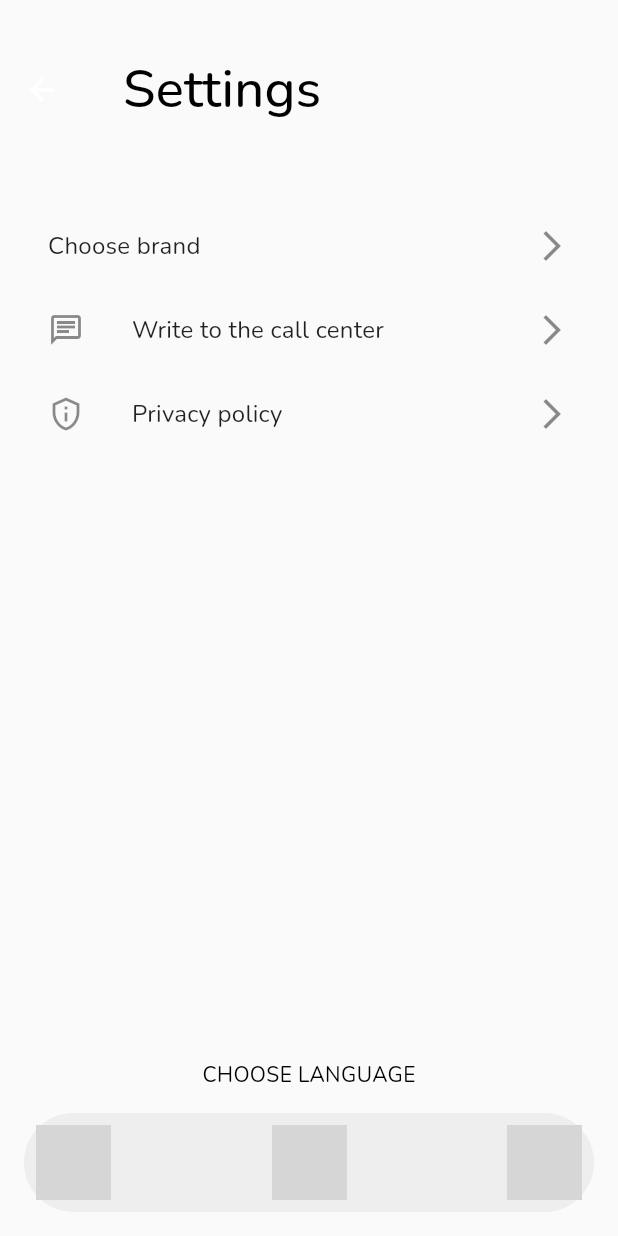
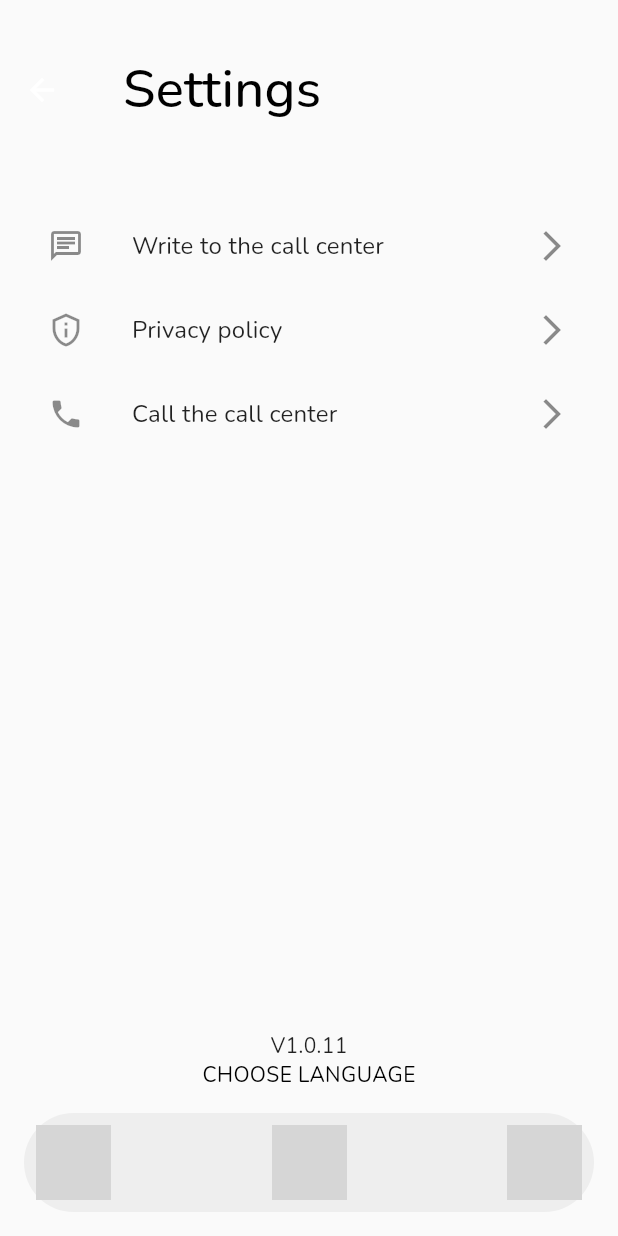
Before and after one commit to ShahzodSalimsakov/newtook, a Flutter app: the SettingsPage screen opened directly, on a phone screen of 412 x 824 dp. Run offline on Flutter 3.47's test engine with Material 2 defaults, Android fonts, the phone set to English and light mode, and no system bars; our stand-ins replace auto_route, auto_size_text, awesome_notifications, bloc, cached_network_image, chat_bubbles and 35 more; missing offline and left inert: animated_snack_bar, awesome_notifications_fcm, chat_package, currency_formatter, dart:ffi, flutter_awesome_buttons and 11 more; accounts and stored records are empty; generated files the repository leaves out were written again; network calls fail; grey boxes are pictures that could not be loaded.

Commit message:
app version text

```diff
--- a/lib/l10n/app_en.arb
+++ b/lib/l10n/app_en.arb
@@ -80,5 +80,6 @@
     "locationDialogText": "To track your physical activity as part of your orders, the Arryt app collects location data even when the app is closed or not in use",
     "locationDialogApprove": "Allow",
     "privacyPolicy": "Privacy policy",
-    "payment_type": "Payment type"
+    "payment_type": "Payment type",
+    "call_the_call_center": "Call the call center"
 }
--- a/lib/l10n/app_ru.arb
+++ b/lib/l10n/app_ru.arb
@@ -80,5 +80,6 @@
     "locationDialogText": "Чтобы отслеживать вашу физическую активность в рамках заказов, приложение Arryt собирает данные о местоположении, даже когда приложение закрыто или не используется",
     "locationDialogApprove": "Разрешить",
     "privacyPolicy": "Политика конфиденциальности",
-    "payment_type": "Тип оплаты"
+    "payment_type": "Тип оплаты",
+    "call_the_call_center": "Позвонить в колл-центр"
 }
--- a/lib/l10n/app_uz.arb
+++ b/lib/l10n/app_uz.arb
@@ -80,5 +80,6 @@
     "locationDialogText": "Buyurtmalar bo'yicha jismoniy faolligingizni kuzatish uchun Arret ilovasi ilova yopiq yoki ishlatilmaganda ham joylashuv ma'lumotlarini to'playdi",
     "locationDialogApprove": "Ruxsat berish",
     "privacyPolicy": "Maxfiylik siyosati",
-    "payment_type": "To'lov turi"
+    "payment_type": "To'lov turi",
+    "call_the_call_center": "Operator bilan aloqa"
 }
--- a/lib/pages/settings/settings.dart
+++ b/lib/pages/settings/settings.dart
@@ -3,9 +3,38 @@ import 'package:flutter/material.dart';
 import 'package:flutter_gen/gen_l10n/app_localizations.dart';
 import 'package:arryt/provider/locale_provider.dart';
 import 'package:provider/provider.dart';
+import 'package:package_info_plus/package_info_plus.dart';
+import 'package:url_launcher/url_launcher.dart' as UrlLauncher;
 
-class SettingsPage extends StatelessWidget {
+class SettingsPage extends StatefulWidget {
   const SettingsPage({super.key});
+
+  @override
+  State<SettingsPage> createState() => _SettingsPageState();
+}
+
+class _SettingsPageState extends State<SettingsPage> {
+  PackageInfo _packageInfo = PackageInfo(
+    appName: 'Unknown',
+    packageName: 'Unknown',
+    version: 'Unknown',
+    buildNumber: 'Unknown',
+    buildSignature: 'Unknown',
+    installerStore: 'Unknown',
+  );
+
+  @override
+  void initState() {
+    super.initState();
+    _initPackageInfo();
+  }
+
+  Future<void> _initPackageInfo() async {
+    final info = await PackageInfo.fromPlatform();
+    setState(() {
+      _packageInfo = info;
+    });
+  }
 
   @override
   Widget build(BuildContext context) {
@@ -30,13 +59,13 @@ class SettingsPage extends StatelessWidget {
         child: Column(
           children: [
             //choose brands  and route to brands page
-            ListTile(
-              title: Text(AppLocalizations.of(context)!.choose_brand),
-              trailing: const Icon(Icons.arrow_forward_ios),
-              onTap: () {
-                context.router.pushNamed('/brands');
-              },
-            ),
+            // ListTile(
+            //   title: Text(AppLocalizations.of(context)!.choose_brand),
+            //   trailing: const Icon(Icons.arrow_forward_ios),
+            //   onTap: () {
+            //     context.router.pushNamed('/brands');
+            //   },
+            // ),
             ListTile(
               title: Text(
                   AppLocalizations.of(context)!.settingsCallCenterChatLabel),
@@ -54,7 +83,16 @@ class SettingsPage extends StatelessWidget {
                 context.router.pushNamed('/privacy');
               },
             ),
+            ListTile(
+              title: Text(AppLocalizations.of(context)!.call_the_call_center),
+              leading: const Icon(Icons.phone),
+              trailing: const Icon(Icons.arrow_forward_ios),
+              onTap: () {
+                UrlLauncher.launch("tel://712051111");
+              },
+            ),
             const Spacer(),
+            Text("V${_packageInfo.version}"),
             Text(AppLocalizations.of(context)!.choose_lang.toUpperCase(),
                 style: const TextStyle(color: Colors.black)),
             const SizedBox(height: 16),
--- a/lib/widgets/orders/current_orders.dart
+++ b/lib/widgets/orders/current_orders.dart
@@ -251,8 +251,8 @@ class _MyCurrentOrderListViewState extends State<MyCurrentOrderListView>
                   ),
                 ],
               ),
-              const Positioned(
-                  bottom: 20, left: 0, right: 0, child: BuildOrdersRoute())
+              // const Positioned(
+              //     bottom: 20, left: 0, right: 0, child: BuildOrdersRoute())
             ],
           ));
         }
--- a/pubspec.yaml
+++ b/pubspec.yaml
@@ -3,7 +3,7 @@ description: A new Flutter project.
 
 publish_to: "none" # Remove this line if you wish to publish to pub.dev
 
-version: 1.0.11
+version: 1.0.11+11
 
 environment:
   sdk: ">=2.17.5 <3.0.0"
```
Also changed, not shown: lib/pages/profile/profile.dart (+5 -9 lines).
